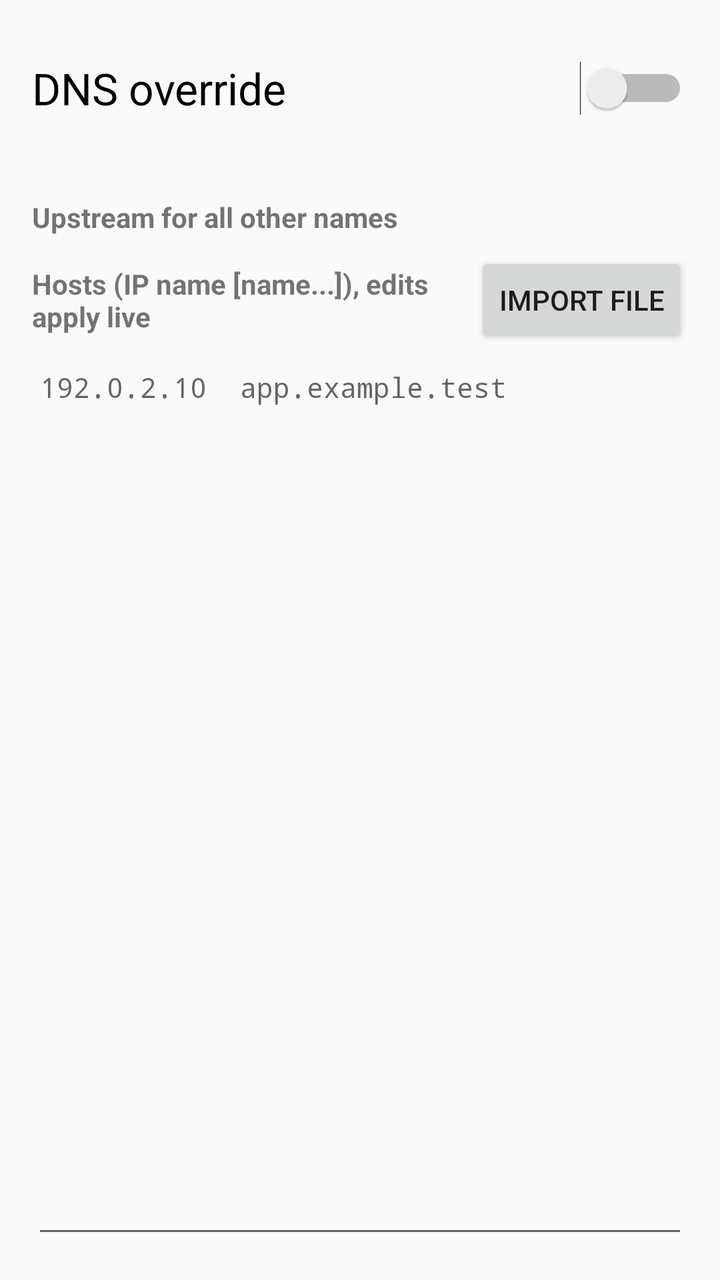
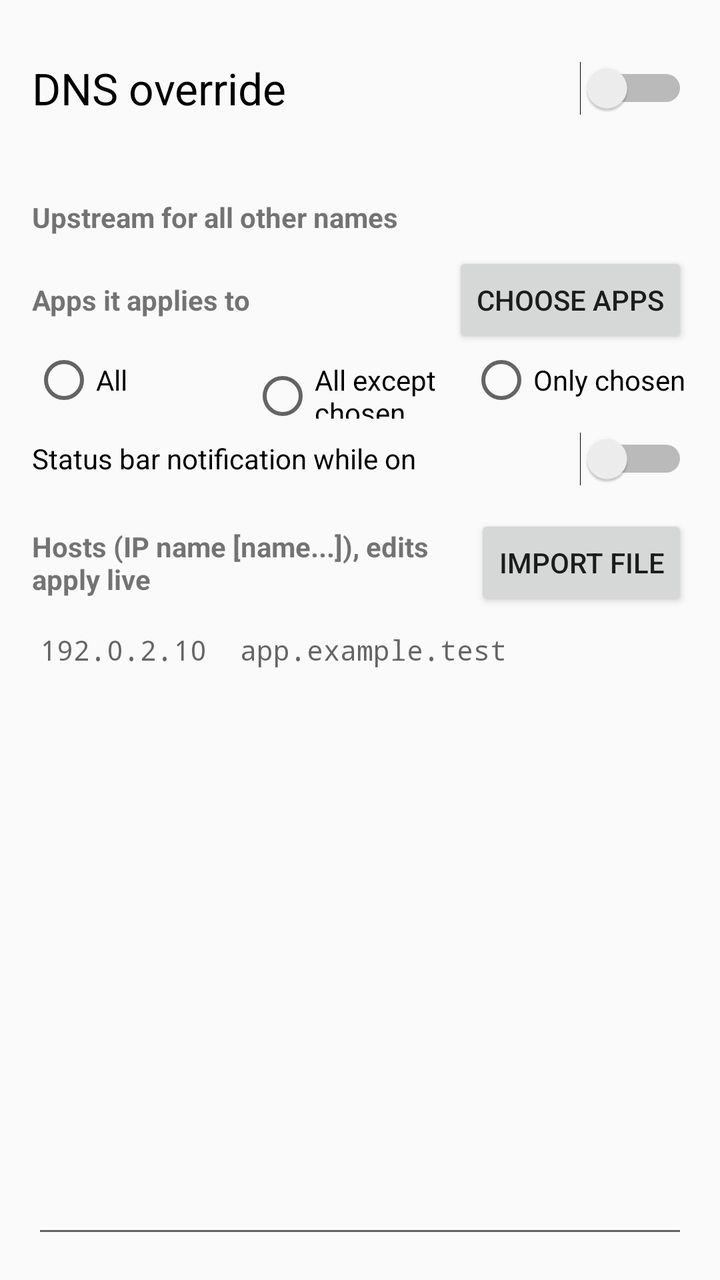

Compare the two renders of this Android layout. The source of the first and the diff that turns it into the second are given below.
<!-- AndroidManifest.xml: application theme android:Theme.Material.Light.DarkActionBar -->
<!-- res/layout/activity_main.xml -->
<?xml version="1.0" encoding="utf-8"?>
<LinearLayout xmlns:android="http://schemas.android.com/apk/res/android"
    android:id="@+id/root"
    android:layout_width="match_parent"
    android:layout_height="match_parent"
    android:orientation="vertical"
    android:padding="16dp">

    <Switch
        android:id="@+id/toggle"
        android:layout_width="match_parent"
        android:layout_height="wrap_content"
        android:minHeight="56dp"
        android:text="DNS override"
        android:textSize="22sp" />

    <TextView
        android:id="@+id/status"
        android:layout_width="match_parent"
        android:layout_height="wrap_content"
        android:paddingBottom="8dp" />

    <TextView
        android:layout_width="match_parent"
        android:layout_height="wrap_content"
        android:text="Upstream for all other names"
        android:textStyle="bold" />

    <RadioGroup
        android:id="@+id/upstream"
        android:layout_width="match_parent"
        android:layout_height="wrap_content" />

    <LinearLayout
        android:layout_width="match_parent"
        android:layout_height="wrap_content"
        android:gravity="center_vertical"
        android:orientation="horizontal"
        android:paddingTop="8dp">

        <TextView
            android:layout_width="0dp"
            android:layout_height="wrap_content"
            android:layout_weight="1"
            android:text="Hosts (IP name [name...]), edits apply live"
            android:textStyle="bold" />

        <Button
            android:id="@+id/importBtn"
            android:layout_width="wrap_content"
            android:layout_height="wrap_content"
            android:text="Import file" />
    </LinearLayout>

    <EditText
        android:id="@+id/hosts"
        android:layout_width="match_parent"
        android:layout_height="0dp"
        android:layout_weight="1"
        android:fontFamily="monospace"
        android:gravity="top|start"
        android:hint="192.0.2.10  app.example.test"
        android:importantForAutofill="no"
        android:inputType="textMultiLine|textNoSuggestions"
        android:scrollbars="vertical"
        android:textSize="14sp" />
</LinearLayout>
<!-- resources referenced by this layout -->
<resources>

</resources>

<!-- the commit's change to res/layout/activity_main.xml (unified diff, before → after) -->
@@ -42,6 +42,62 @@
             android:layout_width="0dp"
             android:layout_height="wrap_content"
             android:layout_weight="1"
+            android:text="Apps it applies to"
+            android:textStyle="bold" />
+
+        <Button
+            android:id="@+id/appsBtn"
+            android:layout_width="wrap_content"
+            android:layout_height="wrap_content"
+            android:text="Choose apps" />
+    </LinearLayout>
+
+    <RadioGroup
+        android:id="@+id/appMode"
+        android:layout_width="match_parent"
+        android:layout_height="wrap_content"
+        android:orientation="horizontal">
+
+        <RadioButton
+            android:id="@+id/modeAll"
+            android:layout_width="0dp"
+            android:layout_height="wrap_content"
+            android:layout_weight="1"
+            android:text="All" />
+
+        <RadioButton
+            android:id="@+id/modeExclude"
+            android:layout_width="0dp"
+            android:layout_height="wrap_content"
+            android:layout_weight="1"
+            android:text="All except chosen" />
+
+        <RadioButton
+            android:id="@+id/modeOnly"
+            android:layout_width="0dp"
+            android:layout_height="wrap_content"
+            android:layout_weight="1"
+            android:text="Only chosen" />
+    </RadioGroup>
+
+    <Switch
+        android:id="@+id/notif"
+        android:layout_width="match_parent"
+        android:layout_height="wrap_content"
+        android:minHeight="40dp"
+        android:text="Status bar notification while on" />
+
+    <LinearLayout
+        android:layout_width="match_parent"
+        android:layout_height="wrap_content"
+        android:gravity="center_vertical"
+        android:orientation="horizontal"
+        android:paddingTop="8dp">
+
+        <TextView
+            android:layout_width="0dp"
+            android:layout_height="wrap_content"
+            android:layout_weight="1"
             android:text="Hosts (IP name [name...]), edits apply live"
             android:textStyle="bold" />
 
